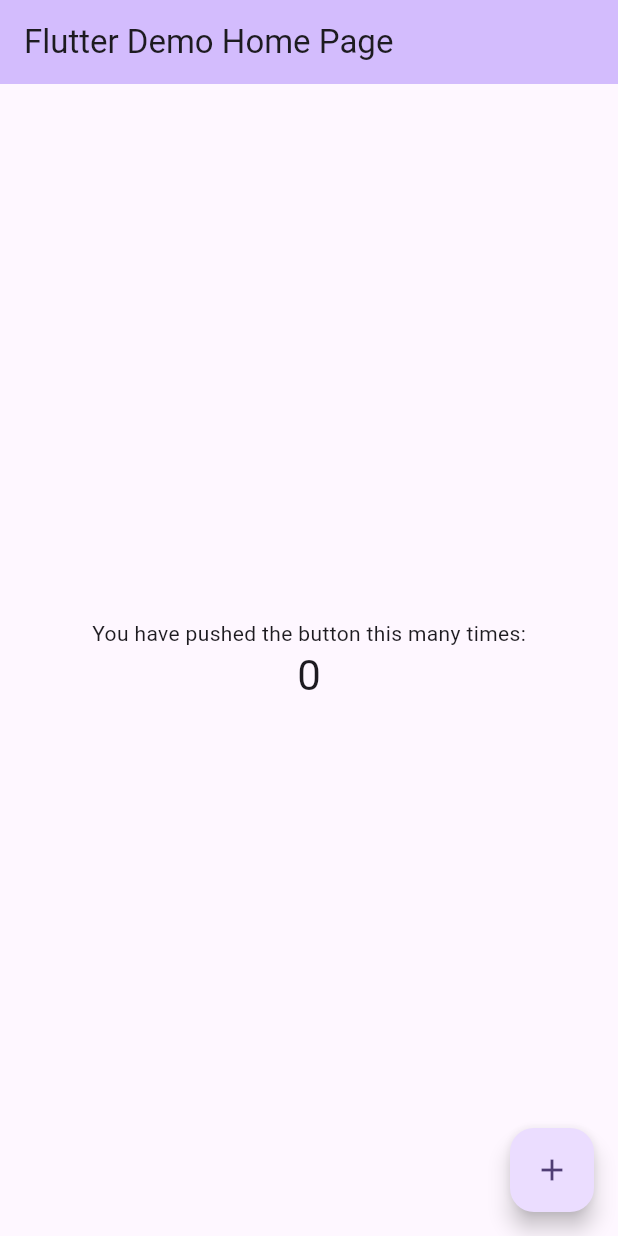
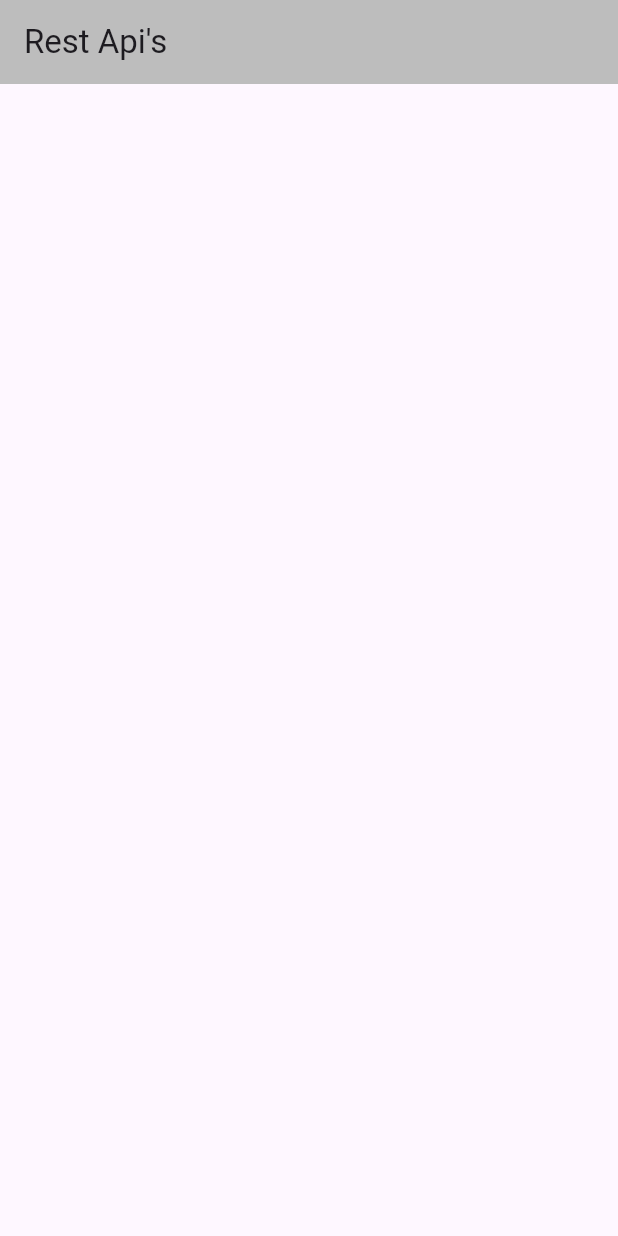
Before and after one commit to raufjd/rest_api_practice, a Flutter app: the screen it shows after launch, on a phone screen of 412 x 824 dp. Run offline on Flutter 3.47's test engine with Material 3 defaults, Android fonts, the phone set to English and light mode, and no system bars.

Commit message:
rest api start

```diff
--- /dev/null
+++ b/lib/home_screen.dart
@@ -0,0 +1,25 @@
+import 'package:flutter/material.dart';
+
+class HomeScreen extends StatefulWidget {
+  const HomeScreen({super.key});
+
+  @override
+  State<HomeScreen> createState() => _HomeScreenState();
+}
+
+class _HomeScreenState extends State<HomeScreen> {
+  @override
+  Widget build(BuildContext context) {
+    return  Scaffold(
+      appBar: AppBar(
+        backgroundColor: Colors.grey.shade400 ,
+        title: Text("Rest Api's"),
+      ),
+      body: Column(
+        children: [
+
+        ],
+      ),
+    );
+  }
+}
--- a/lib/main.dart
+++ b/lib/main.dart
@@ -1,4 +1,5 @@
 import 'package:flutter/material.dart';
+import 'package:rest_api_practice/home_screen.dart';
 
 void main() {
   runApp(const MyApp());
@@ -7,116 +8,11 @@ void main() {
 class MyApp extends StatelessWidget {
   const MyApp({super.key});
 
-  // This widget is the root of your application.
   @override
   Widget build(BuildContext context) {
     return MaterialApp(
-      title: 'Flutter Demo',
-      theme: ThemeData(
-        // This is the theme of your application.
-        //
-        // TRY THIS: Try running your application with "flutter run". You'll see
-        // the application has a purple toolbar. Then, without quitting the app,
-        // try changing the seedColor in the colorScheme below to Colors.green
-        // and then invoke "hot reload" (save your changes or press the "hot
-        // reload" button in a Flutter-supported IDE, or press "r" if you used
-        // the command line to start the app).
-        //
-        // Notice that the counter didn't reset back to zero; the application
-        // state is not lost during the reload. To reset the state, use hot
-        // restart instead.
-        //
-        // This works for code too, not just values: Most code changes can be
-        // tested with just a hot reload.
-        colorScheme: .fromSeed(seedColor: Colors.deepPurple),
-      ),
-      home: const MyHomePage(title: 'Flutter Demo Home Page'),
+      debugShowCheckedModeBanner: false,
+      home: HomeScreen(),
     );
   }
 }
-
-class MyHomePage extends StatefulWidget {
-  const MyHomePage({super.key, required this.title});
-
-  // This widget is the home page of your application. It is stateful, meaning
-  // that it has a State object (defined below) that contains fields that affect
-  // how it looks.
-
-  // This class is the configuration for the state. It holds the values (in this
-  // case the title) provided by the parent (in this case the App widget) and
-  // used by the build method of the State. Fields in a Widget subclass are
-  // always marked "final".
-
-  final String title;
-
-  @override
-  State<MyHomePage> createState() => _MyHomePageState();
-}
-
-class _MyHomePageState extends State<MyHomePage> {
-  int _counter = 0;
-
-  void _incrementCounter() {
-    setState(() {
-      // This call to setState tells the Flutter framework that something has
-      // changed in this State, which causes it to rerun the build method below
-      // so that the display can reflect the updated values. If we changed
-      // _counter without calling setState(), then the build method would not be
-      // called again, and so nothing would appear to happen.
-      _counter++;
-    });
-  }
-
-  @override
-  Widget build(BuildContext context) {
-    // This method is rerun every time setState is called, for instance as done
-    // by the _incrementCounter method above.
-    //
-    // The Flutter framework has been optimized to make rerunning build methods
-    // fast, so that you can just rebuild anything that needs updating rather
-    // than having to individually change instances of widgets.
-    return Scaffold(
-      appBar: AppBar(
-        // TRY THIS: Try changing the color here to a specific color (to
-        // Colors.amber, perhaps?) and trigger a hot reload to see the AppBar
-        // change color while the other colors stay the same.
-        backgroundColor: Theme.of(context).colorScheme.inversePrimary,
-        // Here we take the value from the MyHomePage object that was created by
-        // the App.build method, and use it to set our appbar title.
-        title: Text(widget.title),
-      ),
-      body: Center(
-        // Center is a layout widget. It takes a single child and positions it
-        // in the middle of the parent.
-        child: Column(
-          // Column is also a layout widget. It takes a list of children and
-          // arranges them vertically. By default, it sizes itself to fit its
-          // children horizontally, and tries to be as tall as its parent.
-          //
-          // Column has various properties to control how it sizes itself and
-          // how it positions its children. Here we use mainAxisAlignment to
-          // center the children vertically; the main axis here is the vertical
-          // axis because Columns are vertical (the cross axis would be
-          // horizontal).
-          //
-          // TRY THIS: Invoke "debug painting" (choose the "Toggle Debug Paint"
-          // action in the IDE, or press "p" in the console), to see the
-          // wireframe for each widget.
-          mainAxisAlignment: .center,
-          children: [
-            const Text('You have pushed the button this many times:'),
-            Text(
-              '$_counter',
-              style: Theme.of(context).textTheme.headlineMedium,
-            ),
-          ],
-        ),
-      ),
-      floatingActionButton: FloatingActionButton(
-        onPressed: _incrementCounter,
-        tooltip: 'Increment',
-        child: const Icon(Icons.add),
-      ),
-    );
-  }
-}
--- a/pubspec.yaml
+++ b/pubspec.yaml
@@ -30,6 +30,7 @@ environment:
 dependencies:
   flutter:
     sdk: flutter
+  http: ^1.6.0
 
   # The following adds the Cupertino Icons font to your application.
   # Use with the CupertinoIcons class for iOS style icons.
```
Also changed, not shown: pubspec.lock.
